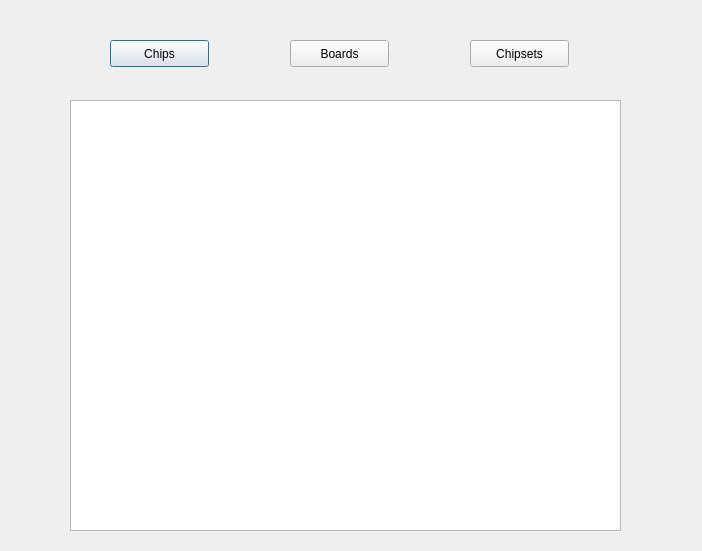
Before: the Qt Designer form supported.ui in lukaszdmitrowski/coreboot_flashtool, drawn with Qt 5.
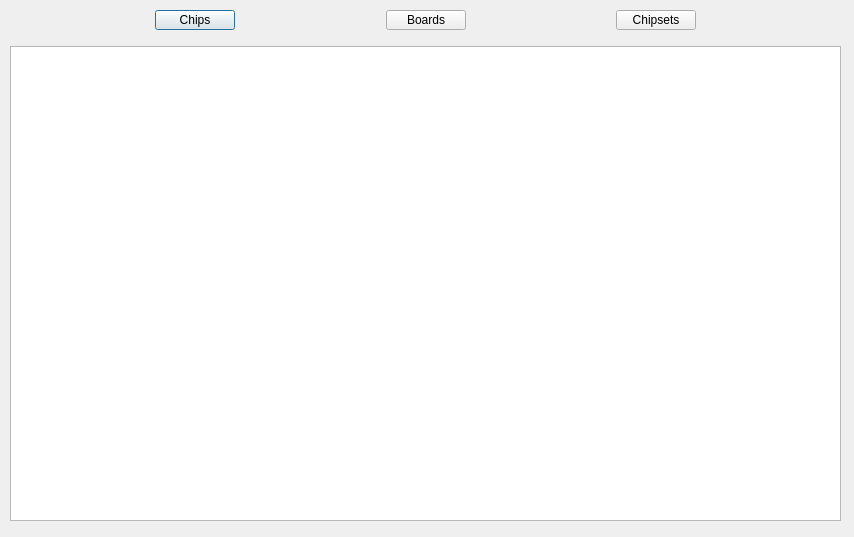
After: the same form once the commit is applied.

Commit message: [ADD] Added showing supported chips

```diff
--- a/supported.ui
+++ b/supported.ui
@@ -6,61 +6,144 @@
    <rect>
     <x>0</x>
     <y>0</y>
-    <width>702</width>
-    <height>551</height>
+    <width>854</width>
+    <height>537</height>
    </rect>
   </property>
   <property name="windowTitle">
    <string>Dialog</string>
   </property>
-  <widget class="QTableView" name="tableView">
+  <widget class="QWidget" name="">
    <property name="geometry">
     <rect>
-     <x>70</x>
-     <y>100</y>
-     <width>551</width>
-     <height>431</height>
+     <x>10</x>
+     <y>10</y>
+     <width>831</width>
+     <height>511</height>
     </rect>
    </property>
-  </widget>
-  <widget class="QPushButton" name="pushButton">
-   <property name="geometry">
-    <rect>
-     <x>110</x>
-     <y>40</y>
-     <width>99</width>
-     <height>27</height>
-    </rect>
-   </property>
-   <property name="text">
-    <string>Chips</string>
-   </property>
-  </widget>
-  <widget class="QPushButton" name="pushButton_2">
-   <property name="geometry">
-    <rect>
-     <x>290</x>
-     <y>40</y>
-     <width>99</width>
-     <height>27</height>
-    </rect>
-   </property>
-   <property name="text">
-    <string>Boards</string>
-   </property>
-  </widget>
-  <widget class="QPushButton" name="pushButton_3">
-   <property name="geometry">
-    <rect>
-     <x>470</x>
-     <y>40</y>
-     <width>99</width>
-     <height>27</height>
-    </rect>
-   </property>
-   <property name="text">
-    <string>Chipsets</string>
-   </property>
+   <layout class="QVBoxLayout" name="verticalLayout">
+    <item>
+     <layout class="QHBoxLayout" name="horizontalLayout">
+      <item>
+       <spacer name="horizontalSpacer_3">
+        <property name="orientation">
+         <enum>Qt::Horizontal</enum>
+        </property>
+        <property name="sizeHint" stdset="0">
+         <size>
+          <width>40</width>
+          <height>20</height>
+         </size>
+        </property>
+       </spacer>
+      </item>
+      <item>
+       <widget class="QPushButton" name="b_show_chips">
+        <property name="sizePolicy">
+         <sizepolicy hsizetype="Minimum" vsizetype="Maximum">
+          <horstretch>0</horstretch>
+          <verstretch>0</verstretch>
+         </sizepolicy>
+        </property>
+        <property name="maximumSize">
+         <size>
+          <width>16777215</width>
+          <height>20</height>
+         </size>
+        </property>
+        <property name="text">
+         <string>Chips</string>
+        </property>
+       </widget>
+      </item>
+      <item>
+       <spacer name="horizontalSpacer">
+        <property name="orientation">
+         <enum>Qt::Horizontal</enum>
+        </property>
+        <property name="sizeHint" stdset="0">
+         <size>
+          <width>40</width>
+          <height>20</height>
+         </size>
+        </property>
+       </spacer>
+      </item>
+      <item>
+       <widget class="QPushButton" name="b_show_boards">
+        <property name="maximumSize">
+         <size>
+          <width>16777215</width>
+          <height>20</height>
+         </size>
+        </property>
+        <property name="text">
+         <string>Boards</string>
+        </property>
+       </widget>
+      </item>
+      <item>
+       <spacer name="horizontalSpacer_2">
+        <property name="orientation">
+         <enum>Qt::Horizontal</enum>
+        </property>
+        <property name="sizeHint" stdset="0">
+         <size>
+          <width>40</width>
+          <height>20</height>
+         </size>
+        </property>
+       </spacer>
+      </item>
+      <item>
+       <widget class="QPushButton" name="b_show_chipsets">
+        <property name="maximumSize">
+         <size>
+          <width>16777215</width>
+          <height>20</height>
+         </size>
+        </property>
+        <property name="text">
+         <string>Chipsets</string>
+        </property>
+       </widget>
+      </item>
+      <item>
+       <spacer name="horizontalSpacer_4">
+        <property name="orientation">
+         <enum>Qt::Horizontal</enum>
+        </property>
+        <property name="sizeHint" stdset="0">
+         <size>
+          <width>40</width>
+          <height>20</height>
+         </size>
+        </property>
+       </spacer>
+      </item>
+     </layout>
+    </item>
+    <item>
+     <spacer name="verticalSpacer">
+      <property name="orientation">
+       <enum>Qt::Vertical</enum>
+      </property>
+      <property name="sizeType">
+       <enum>QSizePolicy::Preferred</enum>
+      </property>
+      <property name="sizeHint" stdset="0">
+       <size>
+        <width>20</width>
+        <height>10</height>
+       </size>
+      </property>
+     </spacer>
+    </item>
+    <item>
+     <widget class="QTableView" name="tableView"/>
+    </item>
+   </layout>
   </widget>
  </widget>
  <resources/>
```
The commit also changes 2 other files.
